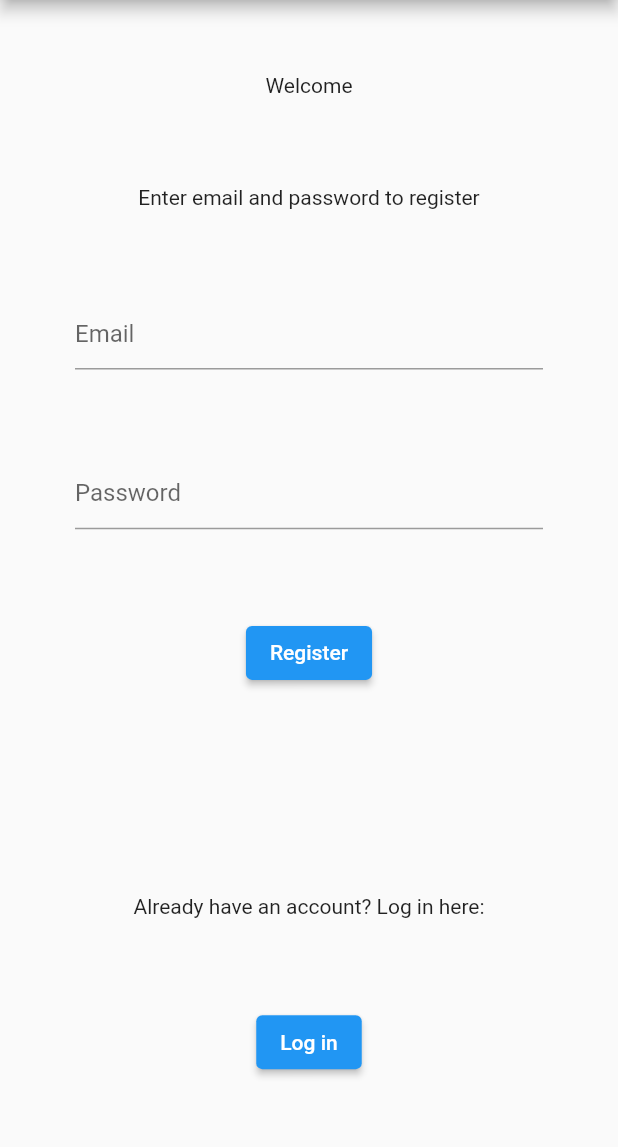
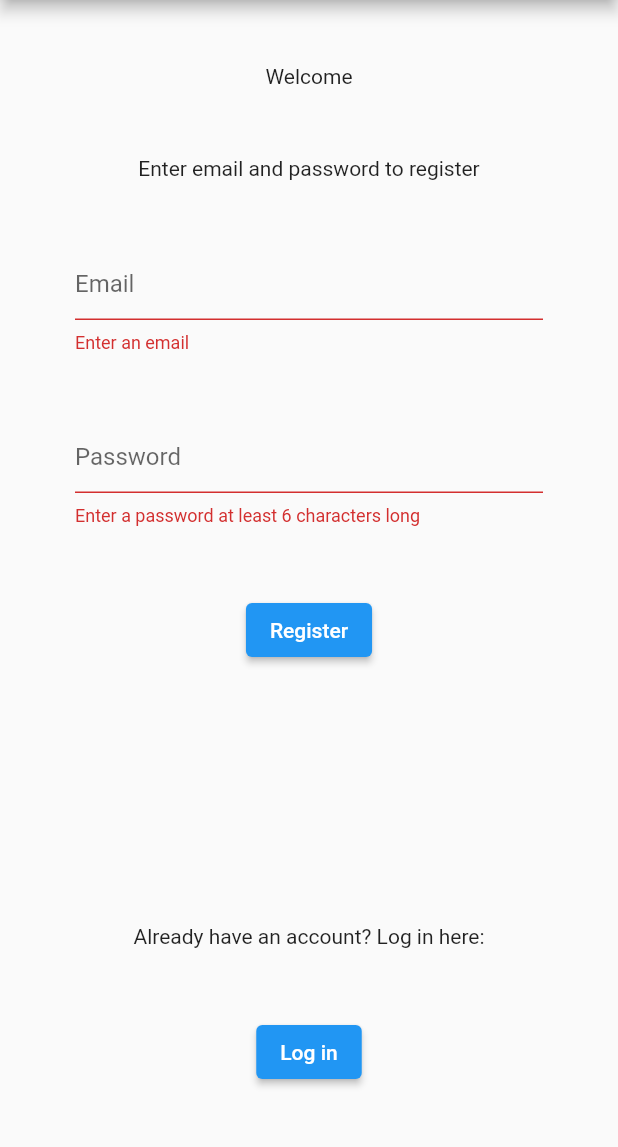
Before and after one commit to nealoverton/grafter, a Flutter app: the Register screen opened directly, after a tap on "Register", on a phone screen of 412 x 824 dp, the part 84-1231 px from its top. Run offline on Flutter 3.47's test engine with Material 2 defaults, Android fonts, the phone set to English and light mode, and no system bars; our stand-ins replace firebase_auth; accounts and stored records are empty.

Commit message:
show simple regsitration screen

```diff
--- a/lib/screens/register.dart
+++ b/lib/screens/register.dart
@@ -1,4 +1,5 @@
 import 'package:flutter/material.dart';
+import 'package:graftr/services/auth.dart';
 
 class Register extends StatefulWidget {
   const Register({Key? key}) : super(key: key);
@@ -8,7 +9,9 @@ class Register extends StatefulWidget {
 }
 
 class _RegisterState extends State<Register> {
+  final AuthService _auth = AuthService();
   final _formKey = GlobalKey<FormState>();
+  bool loading = false;
 
   String email = '';
   String password = '';
@@ -24,7 +27,7 @@ class _RegisterState extends State<Register> {
         padding: EdgeInsets.symmetric(vertical: 20.0, horizontal: 50.0),
         alignment: Alignment.center,
         child: Form(
-          // key: _formKey,
+          key: _formKey,
           child: Column(
             mainAxisAlignment: MainAxisAlignment.spaceAround,
             children: <Widget>[
@@ -44,7 +47,24 @@ class _RegisterState extends State<Register> {
                 obscureText: true,
                 onChanged: (value) => {setState(() => password = value)},
               ),
-              ElevatedButton(onPressed: () => {}, child: Text('Register')),
+              ElevatedButton(
+                  onPressed: () async {
+                    if (_formKey.currentState!.validate()) {
+                      setState(() {
+                        loading = true;
+                      });
+                      dynamic result = await _auth.registerWithEmailAndPassword(
+                          email, password);
+                      if (result == null) {
+                        setState(() {
+                          error = 'please provide a valid email';
+                          loading = false;
+                        });
+                      }
+                    }
+                  },
+                  child: Text('Register')),
+              Text(error, style: TextStyle(color: Colors.red)),
               SizedBox(height: 20.0),
               Text('Already have an account? Log in here:'),
               ElevatedButton(onPressed: () => {}, child: Text('Log in')),
```
